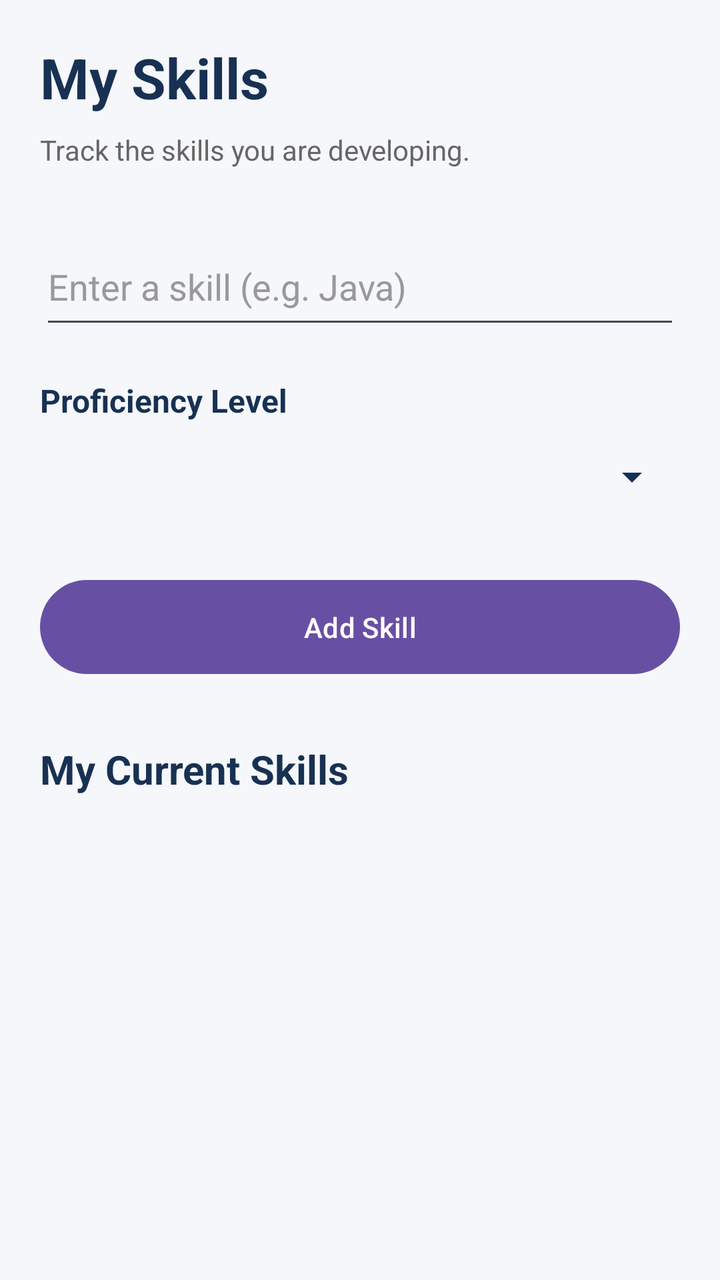
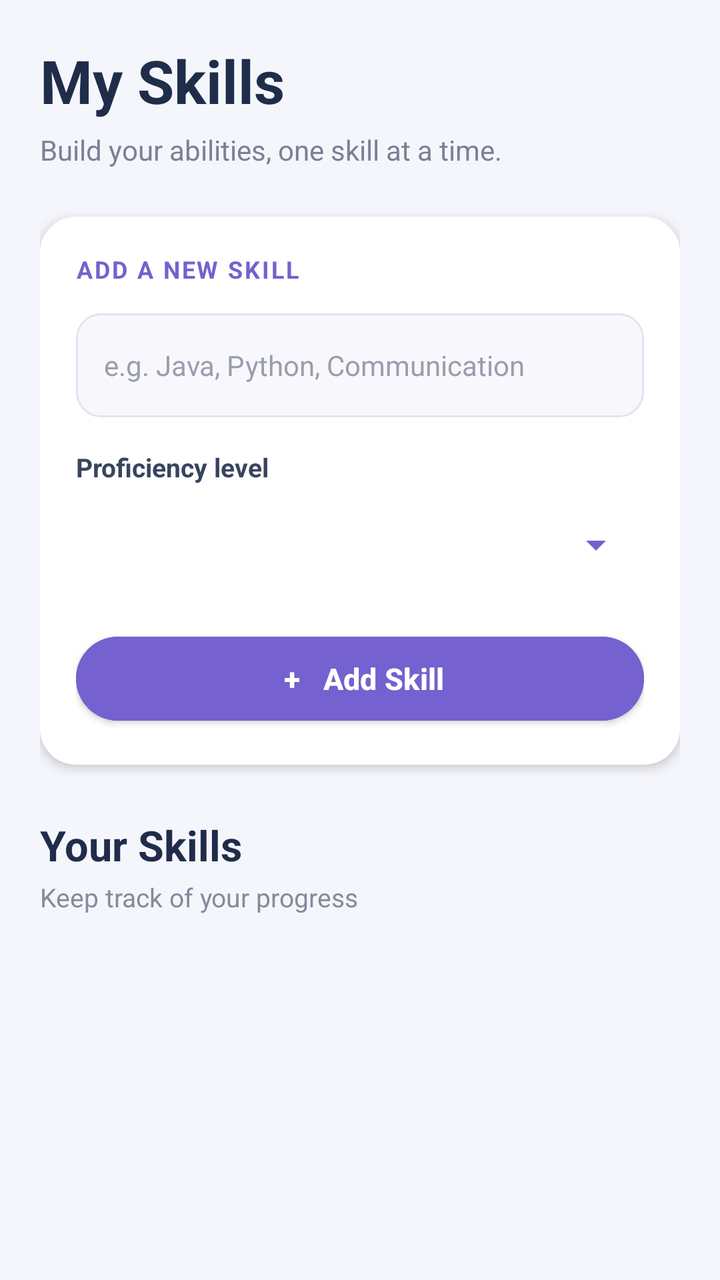

Compare the two renders of this Android layout. The source of the first and the diff that turns it into the second are given below.
<!-- AndroidManifest.xml: application theme Theme.SkillForge -->
<!-- res/layout/activity_my_skills.xml -->
<?xml version="1.0" encoding="utf-8"?>
<LinearLayout
    xmlns:android="http://schemas.android.com/apk/res/android"
    android:layout_width="match_parent"
    android:layout_height="match_parent"
    android:orientation="vertical"
    android:padding="20dp"
    android:background="#F5F7FB">

    <TextView
        android:layout_width="wrap_content"
        android:layout_height="wrap_content"
        android:text="My Skills"
        android:textSize="28sp"
        android:textStyle="bold"
        android:textColor="#183153"/>

    <TextView
        android:layout_width="wrap_content"
        android:layout_height="wrap_content"
        android:text="Track the skills you are developing."
        android:textSize="14sp"
        android:textColor="#666666"
        android:layout_marginTop="8dp"/>

    <EditText
        android:id="@+id/etSkillName"
        android:layout_width="match_parent"
        android:layout_height="55dp"
        android:hint="Enter a skill (e.g. Java)"
        android:textColor="#222222"
        android:textColorHint="#999999"
        android:layout_marginTop="30dp"/>

    <TextView
        android:layout_width="wrap_content"
        android:layout_height="wrap_content"
        android:text="Proficiency Level"
        android:textColor="#183153"
        android:textStyle="bold"
        android:textSize="16sp"
        android:layout_marginTop="20dp"/>

    <Spinner
        android:id="@+id/spinnerLevel"
        android:layout_width="match_parent"
        android:layout_height="55dp"
        android:backgroundTint="#183153"/>

    <Button
        android:id="@+id/btnAddSkill"
        android:layout_width="match_parent"
        android:layout_height="55dp"
        android:text="Add Skill"
        android:layout_marginTop="20dp"/>

    <TextView
        android:layout_width="wrap_content"
        android:layout_height="wrap_content"
        android:text="My Current Skills"
        android:textSize="20sp"
        android:textStyle="bold"
        android:textColor="#183153"
        android:layout_marginTop="30dp"/>

    <ListView
        android:id="@+id/listSkills"
        android:layout_width="match_parent"
        android:layout_height="0dp"
        android:layout_weight="1"
        android:layout_marginTop="12dp"/>

</LinearLayout>
<!-- resources referenced by this layout -->
<resources>
  <style name="Theme.SkillForge" parent="Base.Theme.SkillForge" />
  <style name="Base.Theme.SkillForge" parent="Theme.Material3.DayNight.NoActionBar">
          
          
      </style>
</resources>

<!-- the commit's change to res/layout/activity_my_skills.xml (unified diff, before → after) -->
@@ -5,69 +5,122 @@
     android:layout_height="match_parent"
     android:orientation="vertical"
     android:padding="20dp"
-    android:background="#F5F7FB">
+    android:background="#F5F6FC">
+
+    
+    <TextView
+        android:layout_width="wrap_content"
+        android:layout_height="wrap_content"
+        android:text="My Skills"
+        android:textSize="30sp"
+        android:textStyle="bold"
+        android:textColor="#202D4A"/>
 
     <TextView
         android:layout_width="wrap_content"
         android:layout_height="wrap_content"
-        android:text="My Skills"
-        android:textSize="28sp"
+        android:text="Build your abilities, one skill at a time."
+        android:textSize="14sp"
+        android:textColor="#7B8193"
+        android:layout_marginTop="5dp"/>
+
+    
+    <LinearLayout
+        android:layout_width="match_parent"
+        android:layout_height="wrap_content"
+        android:orientation="vertical"
+        android:padding="18dp"
+        android:layout_marginTop="24dp"
+        android:background="@drawable/bg_skill_card"
+        android:elevation="3dp">
+
+        <TextView
+            android:layout_width="wrap_content"
+            android:layout_height="wrap_content"
+            android:text="ADD A NEW SKILL"
+            android:textSize="12sp"
+            android:textStyle="bold"
+            android:textColor="#7561CF"
+            android:letterSpacing="0.08"/>
+
+        <EditText
+            android:id="@+id/etSkillName"
+            android:layout_width="match_parent"
+            android:layout_height="52dp"
+            android:layout_marginTop="14dp"
+            android:hint="e.g. Java, Python, Communication"
+            android:textColor="#202D4A"
+            android:textColorHint="#999EAD"
+            android:textSize="14sp"
+            android:singleLine="true"
+            android:paddingStart="14dp"
+            android:paddingEnd="14dp"
+            android:background="@drawable/bg_skill_input"/>
+
+        <TextView
+            android:layout_width="wrap_content"
+            android:layout_height="wrap_content"
+            android:text="Proficiency level"
+            android:textSize="13sp"
+            android:textStyle="bold"
+            android:textColor="#39445F"
+            android:layout_marginTop="16dp"/>
+
+        <Spinner
+            android:id="@+id/spinnerLevel"
+            android:layout_width="match_parent"
+            android:layout_height="48dp"
+            android:layout_marginTop="6dp"
+            android:paddingStart="10dp"
+            android:paddingEnd="10dp"
+            android:backgroundTint="#7561CF"/>
+
+        <Button
+            android:id="@+id/btnAddSkill"
+            android:layout_width="match_parent"
+            android:layout_height="50dp"
+            android:layout_marginTop="18dp"
+            android:text=" +   Add Skill"
+            android:textSize="15sp"
+            android:textStyle="bold"
+            android:textColor="#FFFFFF"
+            android:textAllCaps="false"
+            android:backgroundTint="#7561CF"
+            android:stateListAnimator="@null"
+            android:elevation="2dp"/>
+
+    </LinearLayout>
+
+    
+    <TextView
+        android:layout_width="wrap_content"
+        android:layout_height="wrap_content"
+        android:text="Your Skills"
+        android:textSize="21sp"
         android:textStyle="bold"
-        android:textColor="#183153"/>
+        android:textColor="#202D4A"
+        android:layout_marginTop="26dp"/>
 
     <TextView
         android:layout_width="wrap_content"
         android:layout_height="wrap_content"
-        android:text="Track the skills you are developing."
-        android:textSize="14sp"
-        android:textColor="#666666"
-        android:layout_marginTop="8dp"/>
+        android:text="Keep track of your progress"
+        android:textSize="13sp"
+        android:textColor="#858B9C"
+        android:layout_marginTop="3dp"/>
 
-    <EditText
-        android:id="@+id/etSkillName"
-        android:layout_width="match_parent"
-        android:layout_height="55dp"
-        android:hint="Enter a skill (e.g. Java)"
-        android:textColor="#222222"
-        android:textColorHint="#999999"
-        android:layout_marginTop="30dp"/>
-
-    <TextView
-        android:layout_width="wrap_content"
-        android:layout_height="wrap_content"
-        android:text="Proficiency Level"
-        android:textColor="#183153"
-        android:textStyle="bold"
-        android:textSize="16sp"
-        android:layout_marginTop="20dp"/>
-
-    <Spinner
-        android:id="@+id/spinnerLevel"
-        android:layout_width="match_parent"
-        android:layout_height="55dp"
-        android:backgroundTint="#183153"/>
-
-    <Button
-        android:id="@+id/btnAddSkill"
-        android:layout_width="match_parent"
-        android:layout_height="55dp"
-        android:text="Add Skill"
-        android:layout_marginTop="20dp"/>
-
-    <TextView
-        android:layout_width="wrap_content"
-        android:layout_height="wrap_content"
-        android:text="My Current Skills"
-        android:textSize="20sp"
-        android:textStyle="bold"
-        android:textColor="#183153"
-        android:layout_marginTop="30dp"/>
-
+    
     <ListView
         android:id="@+id/listSkills"
         android:layout_width="match_parent"
         android:layout_height="0dp"
         android:layout_weight="1"
-        android:layout_marginTop="12dp"/>
+        android:layout_marginTop="12dp"
+        android:divider="@android:color/transparent"
+        android:dividerHeight="12dp"
+        android:clipToPadding="false"
+        android:paddingBottom="12dp"
+        android:background="@android:color/transparent"
+        android:scrollbars="none"/>
 
 </LinearLayout>
<!-- resource entries referenced after the edit -->
@@ -1,5 +1,20 @@
 <!-- resources referenced by this layout -->
 <resources>
+  <!-- drawable bg_skill_card (drawable) -->
+  <?xml version="1.0" encoding="utf-8"?>
+  <shape xmlns:android="http://schemas.android.com/apk/res/android">
+      <solid android:color="#FFFFFF"/>
+      <corners android:radius="18dp"/>
+  </shape>
+  <!-- drawable bg_skill_input (drawable) -->
+  <?xml version="1.0" encoding="utf-8"?>
+  <shape xmlns:android="http://schemas.android.com/apk/res/android">
+      <solid android:color="#F8F8FC"/>
+      <stroke
+          android:width="1dp"
+          android:color="#E4E2F2"/>
+      <corners android:radius="12dp"/>
+  </shape>
   <style name="Theme.SkillForge" parent="Base.Theme.SkillForge" />
   <style name="Base.Theme.SkillForge" parent="Theme.Material3.DayNight.NoActionBar">
           
